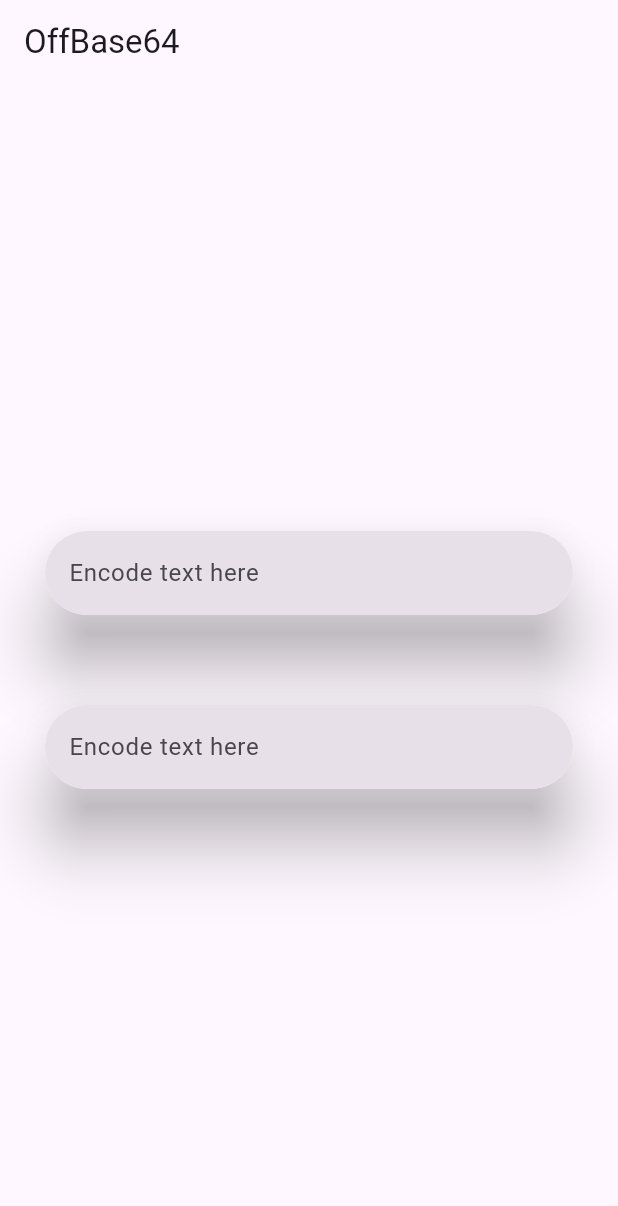
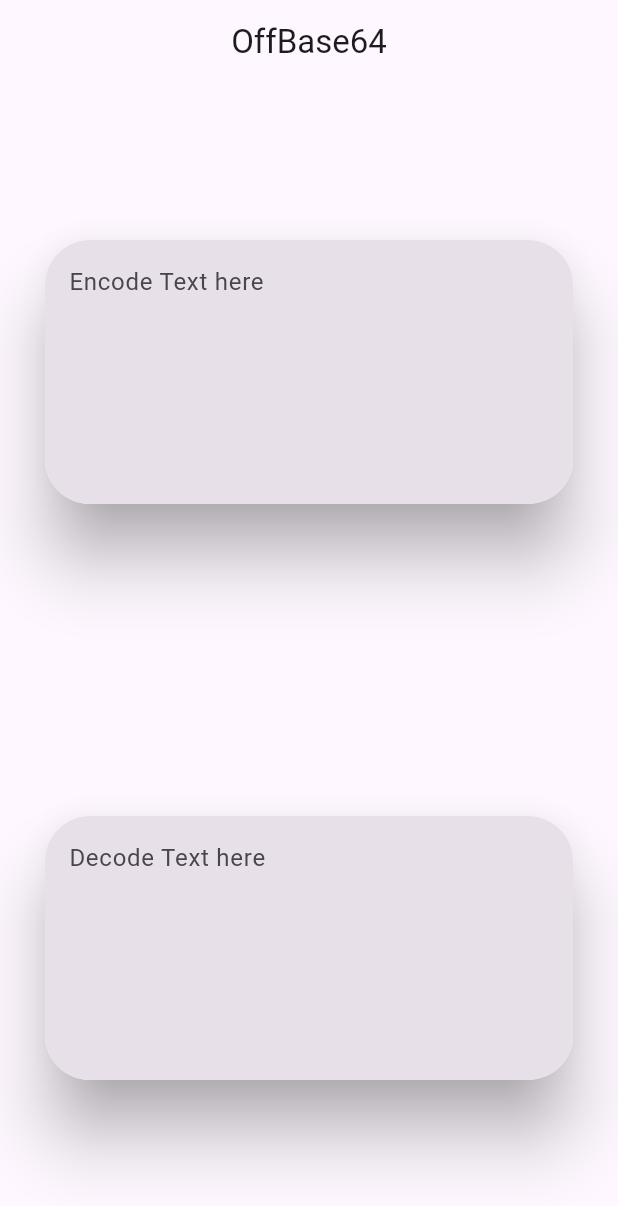
Before and after one commit to yogeshwar-b/offbase64, a Flutter app: the screen it shows after launch, on a phone screen of 412 x 824 dp. Shown: the top 1206 px of the screen. Run offline on Flutter 3.47's test engine with Material 2 defaults, Android fonts, the phone set to English and light mode, and no system bars.

Commit message:
Parameterized Databox

```diff
--- a/lib/main.dart
+++ b/lib/main.dart
@@ -33,7 +33,9 @@
       ),
       home: Scaffold(
           appBar: AppBar(
-            title: const Text('OffBase64'),
+            title:const Center(
+              child: Text('OffBase64'),
+            ),
           ),
           body: const MainPage()),
     );
@@ -47,56 +49,55 @@
   Widget build(BuildContext context) {
     return const Column(
       mainAxisAlignment: MainAxisAlignment.center,
-      crossAxisAlignment: CrossAxisAlignment.stretch,
+      // crossAxisAlignment: CrossAxisAlignment.stretch,
       children: [
-        EncodeBox(),
-        EncodeBox()
-      ],
+        Expanded(child: DataBox(
+        htext: "Encode Text here"
+      )),
+        Expanded(child: DataBox(
+          htext: "Decode Text here"
+      ))],
     );
   }
 }
 
-
-class EncodeBox extends StatefulWidget {
-  const EncodeBox({super.key});
-
+class DataBox extends StatefulWidget {
+  final String htext;
+  const DataBox({super.key, required this.htext});
   @override
-  State<EncodeBox> createState() => _EncodeBoxState();
+  State<DataBox> createState() => _DataBoxState();
 }
 
-class _EncodeBoxState extends State<EncodeBox> {
+class _DataBoxState extends State<DataBox> {
   @override
   Widget build(BuildContext context) {
+    //TODO stack copy and paste buttons on the right bottom.
+    //TODO add state handling method which on change of character updates the other DataBox
     return Container(
       padding: const EdgeInsets.all(30),
-      // margin: const EdgeInsets.all(30),
       alignment: Alignment.center,
-      // color: Colors.blueGrey,
-      child:const Material(
-        borderRadius:  BorderRadius.all(
-            Radius.circular(90.0)
-        ),
+      child: Material(
+        borderRadius: const BorderRadius.all(Radius.circular(30.0)),
         elevation: 20.0,
         shadowColor: Colors.grey,
         child: TextField(
+
+          keyboardType: TextInputType.multiline,
+          maxLines: 6,
           decoration: InputDecoration(
-            border: OutlineInputBorder(
+            border: const OutlineInputBorder(
               borderSide: BorderSide.none,
-              borderRadius: BorderRadius.all(
-                Radius.circular(90.0)
-              ),
+              borderRadius: BorderRadius.all(Radius.circular(30.0)),
             ),
-            hintText: 'Encode text here',
+            hintText: widget.htext,
             filled: true,
             // fillColor: Colors.green,
           ),
-
         ),
       ),
     );
   }
 }
-
 
 class MyHomePage extends StatefulWidget {
   const MyHomePage({super.key, required this.title});
```
